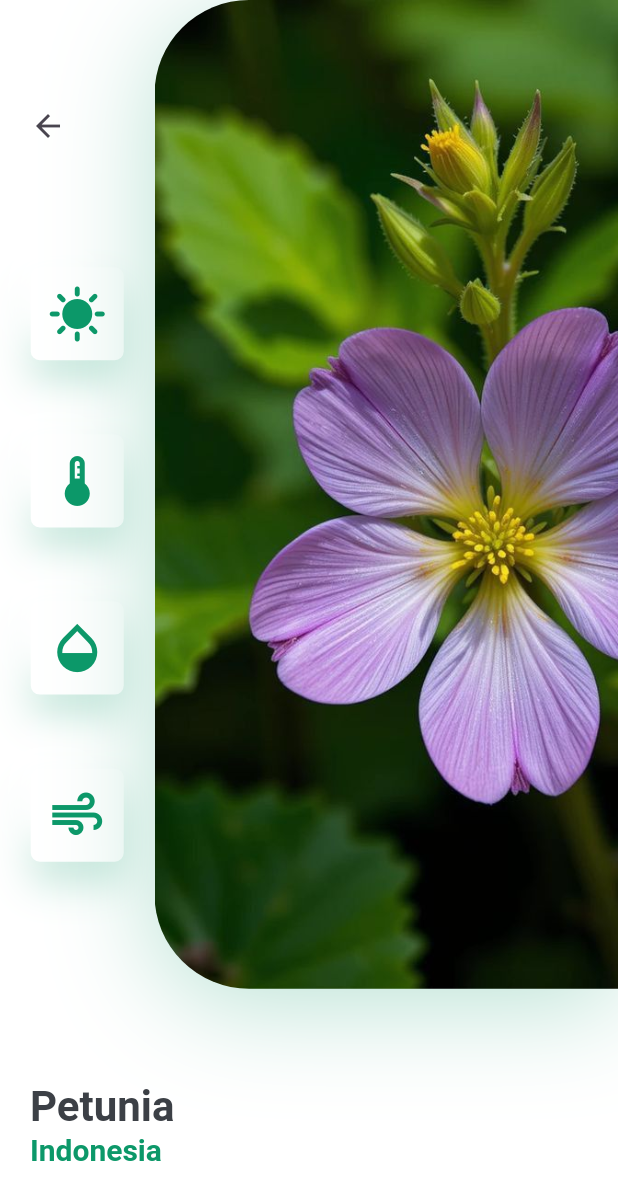
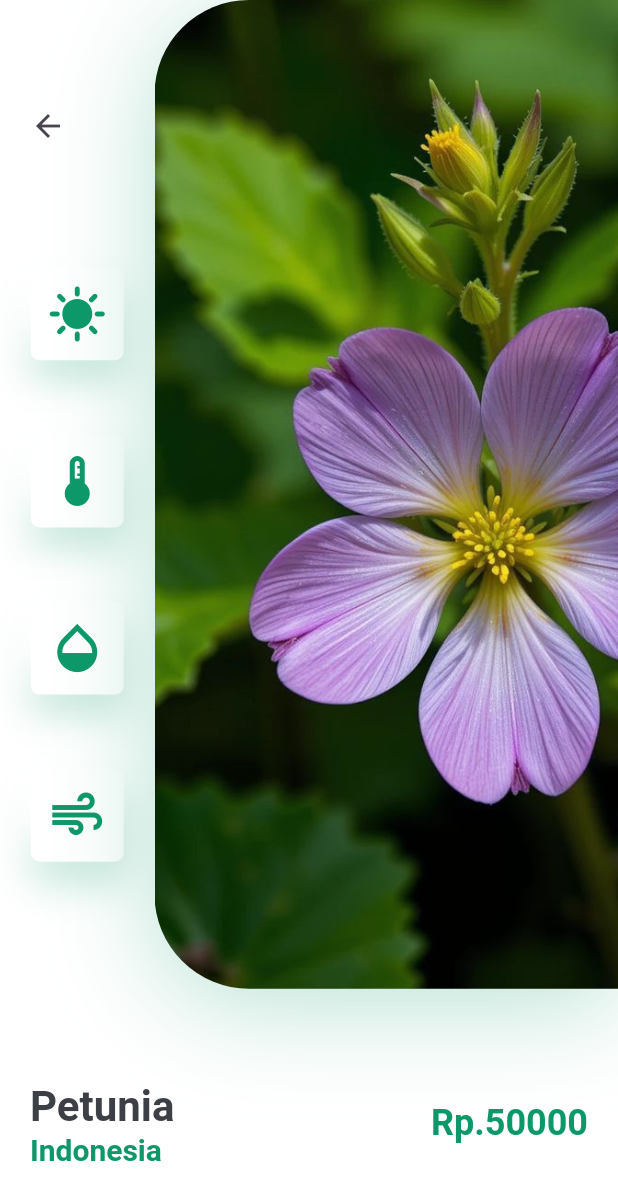
Before and after one commit to Muhammadalif1213/PlantApp, a Flutter app: the DetailScreen screen opened directly, on a phone screen of 412 x 824 dp. Shown: the top 1200 px of the screen. Run offline on Flutter 3.47's test engine with Material 3 defaults, Android fonts, the phone set to English and light mode, and no system bars.

Commit message:
Menambahkan dan penimpilkan price di halaman detail.

```diff
--- a/lib/screens/details/components/body.dart
+++ b/lib/screens/details/components/body.dart
@@ -16,6 +16,7 @@ class Body extends StatelessWidget {
           TitleAndPrice(
             title: "Petunia",
             country: "Indonesia",
+            price: 50000,
           ),
         ],
       ),
--- a/lib/screens/details/components/title_and_price.dart
+++ b/lib/screens/details/components/title_and_price.dart
@@ -6,9 +6,11 @@ class TitleAndPrice extends StatelessWidget {
     super.key,
     required this.title,
     required this.country,
+    required this.price,
   });
 
   final String title, country;
+  final int price;
 
   @override
   Widget build(BuildContext context) {
@@ -37,6 +39,14 @@ class TitleAndPrice extends StatelessWidget {
               ],
             ),
           ),
+          Spacer(),
+          Text(
+            "Rp.$price",
+            style: Theme.of(context).textTheme.headlineSmall!.copyWith(
+              color: kPrimaryColor,
+              fontWeight: FontWeight.bold,
+            ),
+          ),
         ],
       ),
     );
```
